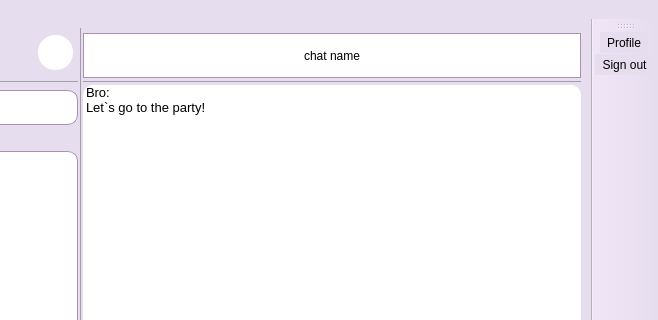
This is messenger/mainwindow.ui in ita-social-projects/HTTP_Messenger_Client as Qt 5 draws it before an edit; both pictures show x 187 to 845 and y 0 to 320 of the 845 by 542 pixel window. The edited form follows.
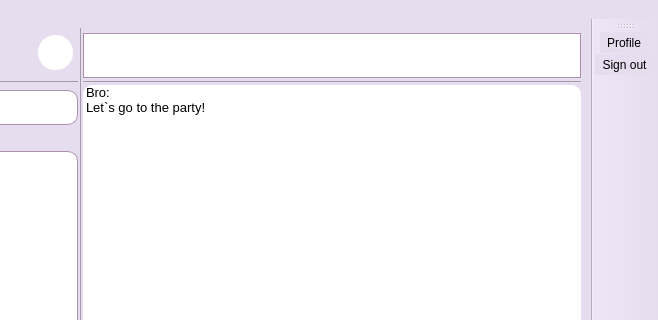
This is the edited form. Icons and pictures are not drawn.

Commit message: NO JIRA. Updated cache, ui, json extract chats.

What changed in the file:
```diff
--- a/messenger/mainwindow.ui
+++ b/messenger/mainwindow.ui
@@ -364,7 +364,7 @@
 border-color: rgb(174, 143, 177);</string>
              </property>
              <property name="text">
-              <string>chat name</string>
+              <string/>
              </property>
             </widget>
            </item>
```
The commit also changes 9 other files.
